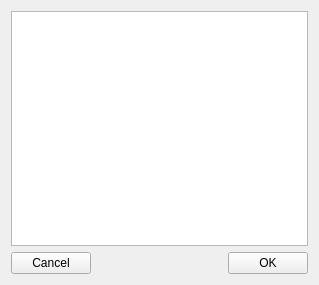
Old version of the form GUIDialog/GUIMeshDialog/LocalSelectGroupWidget.ui in the repository eeaapp6/AppFlow-Agent.
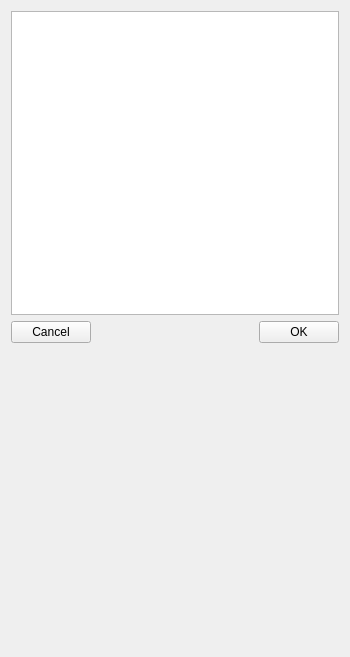
New version of the form.

Commit message: 界面local面组界面添加

```diff
--- a/GUIDialog/GUIMeshDialog/LocalSelectGroupWidget.ui
+++ b/GUIDialog/GUIMeshDialog/LocalSelectGroupWidget.ui
@@ -6,8 +6,8 @@
    <rect>
     <x>0</x>
     <y>0</y>
-    <width>319</width>
-    <height>285</height>
+    <width>350</width>
+    <height>657</height>
    </rect>
   </property>
   <property name="windowTitle">
@@ -48,6 +48,19 @@
      </item>
     </layout>
    </item>
+   <item row="2" column="0">
+    <spacer name="verticalSpacer">
+     <property name="orientation">
+      <enum>Qt::Vertical</enum>
+     </property>
+     <property name="sizeHint" stdset="0">
+      <size>
+       <width>20</width>
+       <height>298</height>
+      </size>
+     </property>
+    </spacer>
+   </item>
   </layout>
  </widget>
  <resources/>
```
The commit also changes 12 other files.
